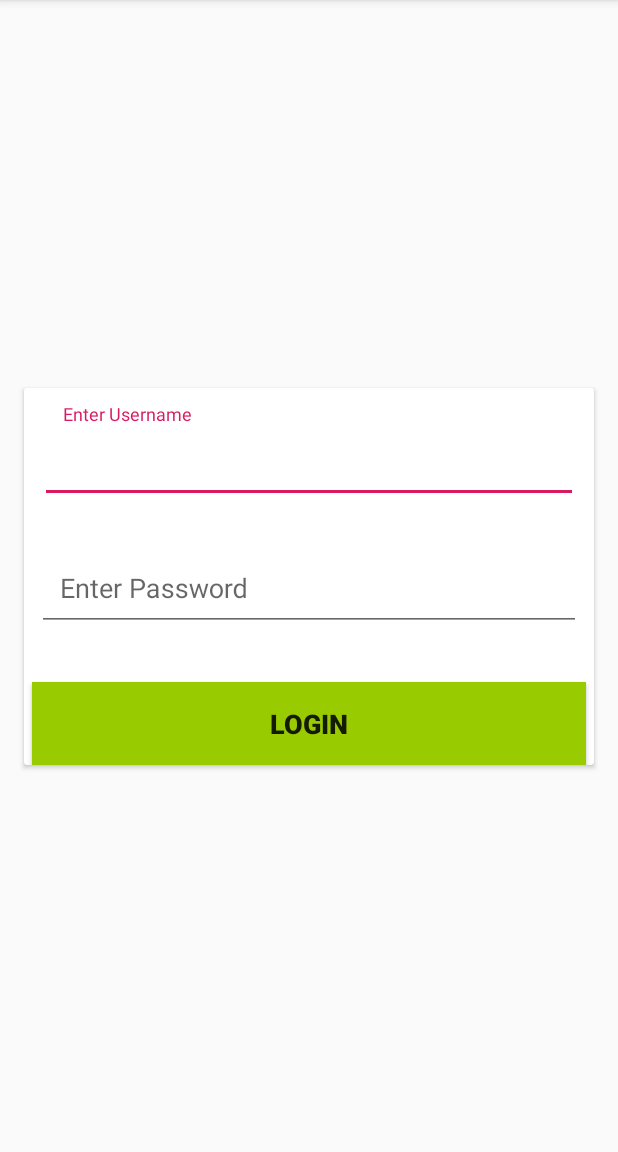
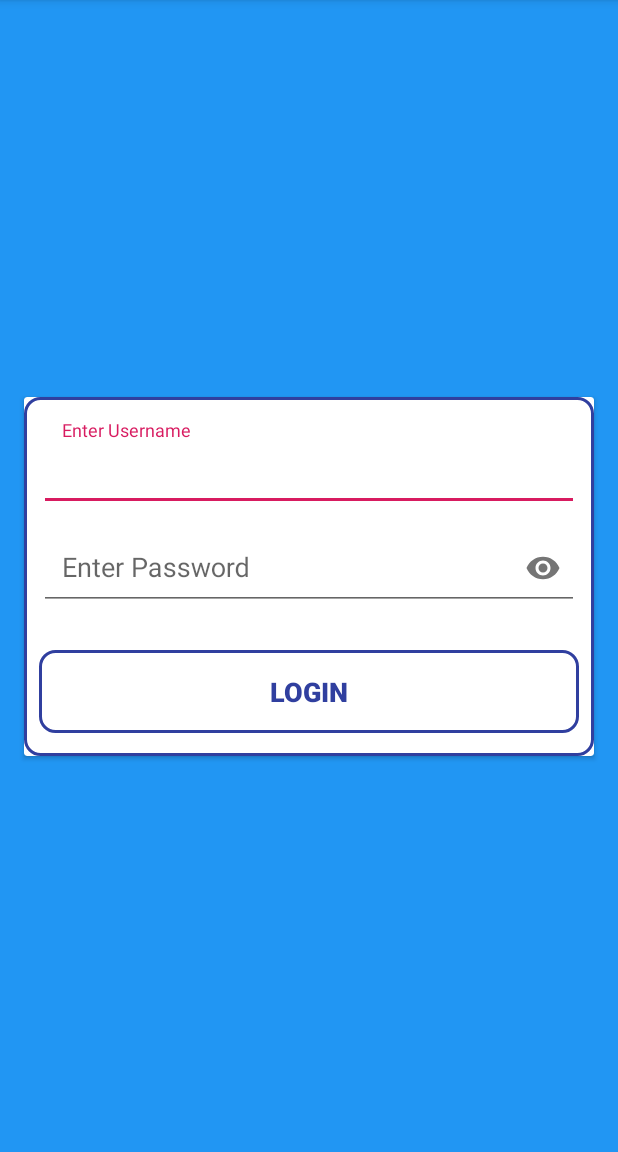
Before and after one commit to Rocking260/Attendence-System, an Android app: the screen it shows after launch (MainActivity), on a phone screen of 412 x 824 dp, the part 84-1236 px from its top. Run offline under Robolectric (Android 15) with nearby library versions, the light colour scheme and no system bars.

Commit message:
Changed Login Layout

```diff
--- /dev/null
+++ b/app/src/main/res/drawable/but_des_box_1.xml
@@ -0,0 +1,6 @@
+<shape android:shape="rectangle"
+    xmlns:android="http://schemas.android.com/apk/res/android" >
+
+<stroke android:width="2dp" android:color="#303F9F"/>
+<corners android:radius="10dp"/>
+</shape>
--- a/app/src/main/res/layout/activity_main.xml
+++ b/app/src/main/res/layout/activity_main.xml
@@ -1,10 +1,10 @@
 <?xml version="1.0" encoding="utf-8"?>
-<android.support.constraint.ConstraintLayout
-    xmlns:android="http://schemas.android.com/apk/res/android"
+<android.support.constraint.ConstraintLayout xmlns:android="http://schemas.android.com/apk/res/android"
+    xmlns:app="http://schemas.android.com/apk/res-auto"
     xmlns:tools="http://schemas.android.com/tools"
-    xmlns:app="http://schemas.android.com/apk/res-auto"
     android:layout_width="match_parent"
     android:layout_height="match_parent"
+    android:background="#2196F3"
     tools:context=".MainActivity">
 
 
@@ -13,7 +13,8 @@
         android:layout_height="wrap_content"
         android:layout_marginStart="16dp"
         android:layout_marginEnd="16dp"
-        android:padding="5dp"
+        android:animateLayoutChanges="true"
+        android:padding="8dp"
         app:layout_constraintBottom_toBottomOf="parent"
         app:layout_constraintEnd_toEndOf="parent"
         app:layout_constraintStart_toStartOf="parent"
@@ -22,32 +23,43 @@
         <LinearLayout
             android:layout_width="match_parent"
             android:layout_height="match_parent"
+            android:background="@drawable/but_des_box_1"
+            android:elevation="8dp"
             android:orientation="vertical">
 
             <android.support.design.widget.TextInputLayout
                 android:layout_width="match_parent"
-                android:layout_height="wrap_content"
-                android:layout_margin="5dp"
-                android:padding="5dp">
+                android:layout_height="66dp"
+                android:layout_marginLeft="10dp"
+                android:layout_marginTop="15dp"
+                android:layout_marginRight="10dp"
+                app:boxBackgroundMode="outline"
+                app:errorEnabled="true">
 
                 <android.support.design.widget.TextInputEditText
                     android:layout_width="match_parent"
                     android:layout_height="wrap_content"
                     android:hint="@string/edit_user"
                     android:padding="15dp" />
+
             </android.support.design.widget.TextInputLayout>
 
             <android.support.design.widget.TextInputLayout
                 android:layout_width="match_parent"
-                android:layout_height="wrap_content"
-                android:layout_margin="3dp"
-                android:padding="5dp">
+                android:layout_height="62dp"
+                android:layout_marginLeft="10dp"
+                android:layout_marginRight="10dp"
+                app:boxBackgroundMode="outline"
+                app:errorEnabled="true"
+                app:passwordToggleEnabled="true">
 
                 <android.support.design.widget.TextInputEditText
                     android:layout_width="match_parent"
                     android:layout_height="wrap_content"
                     android:hint="@string/edit_pass"
+                    android:inputType="textPassword"
                     android:padding="15dp" />
+
             </android.support.design.widget.TextInputLayout>
 
             <Button
@@ -55,13 +67,15 @@
                 android:layout_width="match_parent"
                 android:layout_height="wrap_content"
                 android:layout_gravity="bottom|end"
-                android:layout_marginStart="5dp"
+                android:layout_marginLeft="10dp"
                 android:layout_marginTop="25dp"
-                android:layout_marginEnd="5dp"
-                android:background="@android:color/holo_green_light"
+                android:layout_marginRight="10dp"
+                android:layout_marginBottom="15dp"
+                android:background="@drawable/but_des_box_1"
                 android:gravity="center_horizontal|center_vertical"
                 android:padding="15dp"
                 android:text="@string/login_button"
+                android:textColor="#303F9F"
                 android:textSize="18sp"
                 android:textStyle="bold" />
 
```
Also changed, not shown: app/src/main/res/drawable/logo.png (added).
